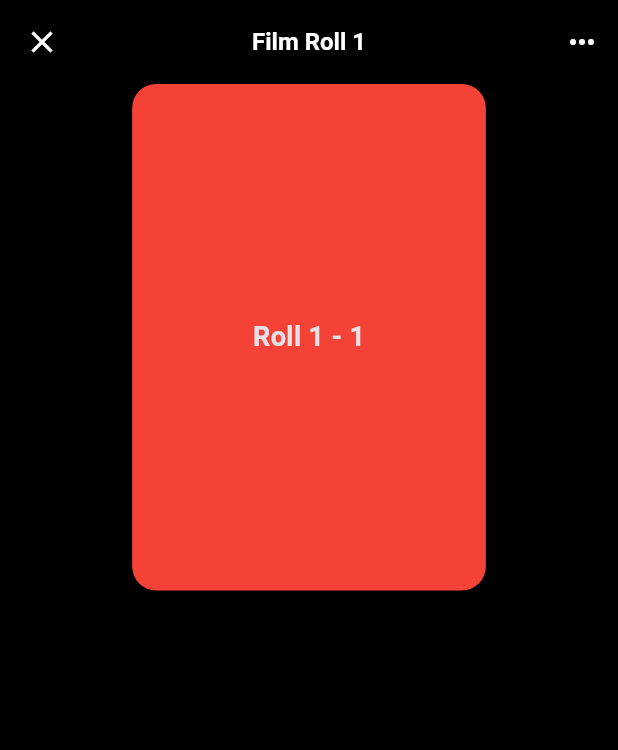
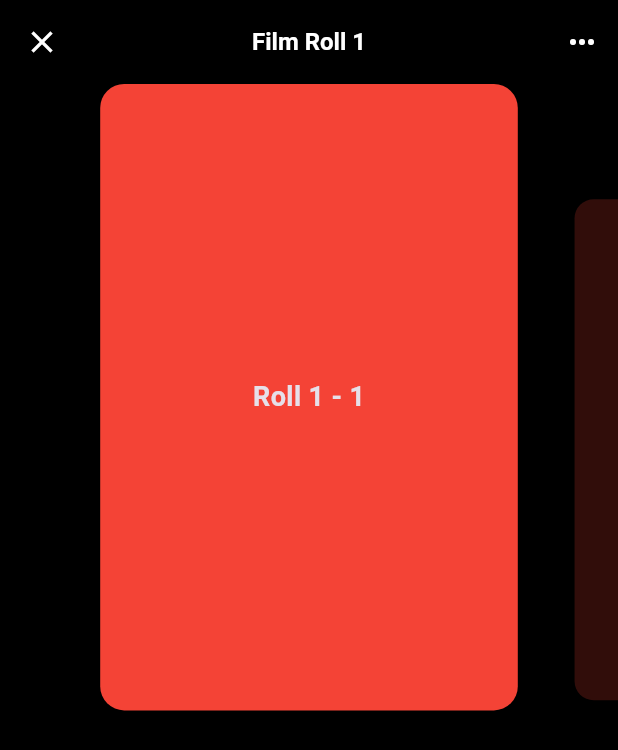
Before and after one commit to victorlee917/exposure, a Flutter app: the screen it shows after launch, after a tap on an icon or button, on a phone screen of 412 x 824 dp. Shown: the top 750 px of the screen. Run offline on Flutter 3.47's test engine with Material 3 defaults, Android fonts, the light colour scheme and no system bars; our stand-ins replace font_awesome_flutter; missing offline and left inert: in_app_review, photo_manager, photo_manager_image_provider.

Commit message:
feat: Implement FilmRollDetailScreen pagination styling and adjust navigation
- Applied scaling, opacity, and spacing to pages in FilmRollDetailScreen pagination.
- Adjusted PageController viewportFraction and added clipBehavior: Clip.none.
- Removed Hero effect and set instant dismissal for FilmRollDetailScreen navigation.
- Corrected initial page styling for FilmRollDetailScreen.
- Updated FilmRollDetail type in home_screen.dart.

```diff
--- a/lib/features/detail/film_roll_detail_screen.dart
+++ b/lib/features/detail/film_roll_detail_screen.dart
@@ -24,10 +24,14 @@ class FilmRollDetailScreen extends StatefulWidget {
 class _FilmRollDetailScreenState extends State<FilmRollDetailScreen> {
   late final PageController _pageController;
 
+  static const double _sidePageScale = 0.8; // 선택되지 않은 페이지의 스케일
+  static const double _sidePageOpacity = 0.2; // 선택되지 않은 페이지의 투명도
+  static const double _pageSpacing = 10.0; // 페이지 간 간격
+
   @override
   void initState() {
     super.initState();
-    _pageController = PageController(initialPage: widget.itemIndex);
+    _pageController = PageController(initialPage: widget.itemIndex, viewportFraction: 0.7);
   }
 
   @override
@@ -68,12 +72,31 @@ class _FilmRollDetailScreenState extends State<FilmRollDetailScreen> {
           PageView.builder(
             controller: _pageController,
             itemCount: widget.itemCount,
+            clipBehavior: Clip.none,
             itemBuilder: (context, index) {
               final heroTag = 'roll-${widget.rollIndex}-item-$index';
-              return Align(
+              return AnimatedBuilder(
+                animation: _pageController,
+                builder: (context, child) {
+                  double currentPageValue = _pageController.hasClients && _pageController.position.hasContentDimensions
+                      ? _pageController.page!
+                      : widget.itemIndex.toDouble();
+                  double delta = index - currentPageValue;
+                  double scale = 1.0 - (delta.abs() * (1.0 - _sidePageScale));
+                  double opacity = 1.0 - (delta.abs() * (1.0 - _sidePageOpacity));
+
+                  final pageWidth = MediaQuery.of(context).size.width * _pageController.viewportFraction;
+                  final rollWidth = pageWidth - _pageSpacing;
+                  final rollHeight = rollWidth * 3 / 2;
+
+                  return Opacity(
+                    opacity: opacity.clamp(0.0, 1.0),
+                    child: Transform.scale(
+                      scale: scale.clamp(_sidePageScale, 1.0),
+                      child: Padding(
+                        padding: const EdgeInsets.symmetric(horizontal: _pageSpacing / 2),
+                        child: Align(
                           alignment: Alignment.topCenter,
-                child: Hero(
-                  tag: heroTag,
                           child: SizedBox(
                             width: rollWidth,
                             height: rollHeight,
@@ -83,12 +106,14 @@ class _FilmRollDetailScreenState extends State<FilmRollDetailScreen> {
                             ),
                           ),
                         ),
+                      ),
+                    ),
+                  );
+                },
               );
             },
                               ),
-
                             ],
                           ),
                         );
-  }
-}
+                      }}
--- a/lib/features/home/home_screen.dart
+++ b/lib/features/home/home_screen.dart
@@ -170,7 +170,7 @@ class _HomeState extends State<Home> with TickerProviderStateMixin {
       started: "2023-02-01",
       ended: "In progress",
       developedAt: "Not yet",
-      type: "picture_vertical",
+      type: "music",
       isDeveloped: false,
       draftPage: 0,
     ),
@@ -312,11 +312,9 @@ class _HomeState extends State<Home> with TickerProviderStateMixin {
   void _onCardTap(int rollIndex, int itemIndex, Object heroTag) {
     Navigator.of(context).push(
       PageRouteBuilder(
-        transitionDuration: const Duration(
-          milliseconds: 700,
-        ), // Longer duration
-        reverseTransitionDuration: const Duration(milliseconds: 400),
-        opaque: true, // This is the key for the "same screen" feel
+        transitionDuration: const Duration(milliseconds: 300),
+        reverseTransitionDuration: Duration.zero,
+        opaque: true,
         pageBuilder: (context, animation, secondaryAnimation) {
           return FilmRollDetailScreen(
             rollTitle: 'Film Roll ${rollIndex + 1}',
@@ -324,17 +322,6 @@ class _HomeState extends State<Home> with TickerProviderStateMixin {
             itemIndex: itemIndex,
             itemCount: _itemCount,
           );
-        },
-        transitionsBuilder: (context, animation, secondaryAnimation, child) {
-          // Use a curved animation for a more dynamic feel
-          final curvedAnimation = CurvedAnimation(
-            parent: animation,
-            curve: Curves.easeInOutCubic, // A nice, smooth curve
-            reverseCurve: Curves.easeOutCubic,
-          );
-
-          // Combine Fade and a very subtle Scale for elegance
-          return FadeTransition(opacity: curvedAnimation, child: child);
         },
       ),
     );
```
Lines whose indentation alone changed are shown as unchanged.
